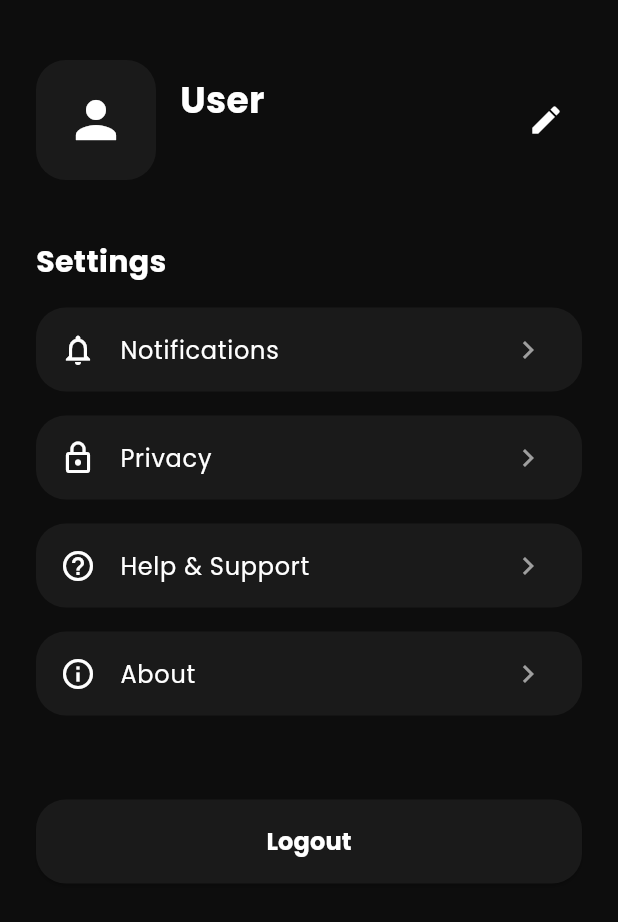
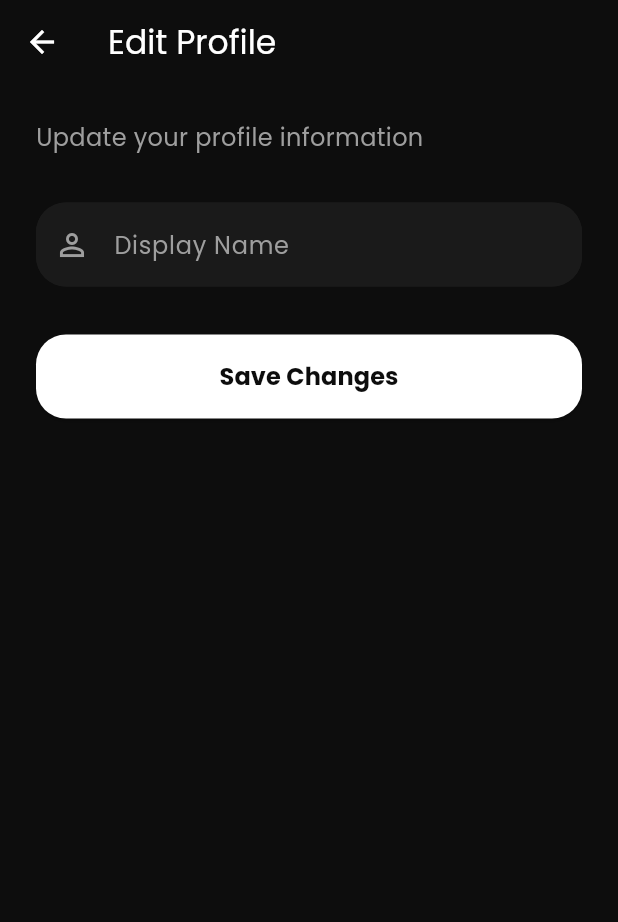
Before and after one commit to SECJ3623-MAP-24252/map-group-project-descent, a Flutter app: the ProfilePage screen opened by its route, after a tap on the "edit" icon, on a phone screen of 412 x 824 dp. Shown: the top 922 px of the screen. Run offline on Flutter 3.47's test engine with Material 3 defaults, Android fonts, the phone set to English and light mode, and no system bars; our stand-ins replace firebase_auth, firebase_core, google_sign_in; accounts and stored records are empty.

Commit message:
More profile page improvements

```diff
--- a/lib/pages/profile.dart
+++ b/lib/pages/profile.dart
@@ -100,7 +100,17 @@ class _ProfilePageState extends State<ProfilePage> {
                     ),
                     IconButton(
                       onPressed: () {
-                        // Placeholder for edit profile
+                        Navigator.push(
+                          context,
+                          MaterialPageRoute(
+                            builder: (context) => const EditProfilePage(),
+                          ),
+                        ).then((_) {
+                          // Refresh user data when returning from edit page
+                          setState(() {
+                            _user = _auth.currentUser;
+                          });
+                        });
                       },
                       icon: const Icon(
                         Icons.edit,
@@ -213,3 +223,156 @@ class _ProfilePageState extends State<ProfilePage> {
     );
   }
 }
+
+class EditProfilePage extends StatefulWidget {
+  const EditProfilePage({super.key});
+
+  @override
+  State<EditProfilePage> createState() => _EditProfilePageState();
+}
+
+class _EditProfilePageState extends State<EditProfilePage> {
+  final _formKey = GlobalKey<FormState>();
+  final _nameController = TextEditingController();
+  final _auth = FirebaseAuth.instance;
+  bool _isLoading = false;
+
+  @override
+  void initState() {
+    super.initState();
+    _nameController.text = _auth.currentUser?.displayName ?? '';
+  }
+
+  @override
+  void dispose() {
+    _nameController.dispose();
+    super.dispose();
+  }
+
+  Future<void> _updateProfile() async {
+    if (!_formKey.currentState!.validate()) return;
+
+    setState(() {
+      _isLoading = true;
+    });
+
+    try {
+      await _auth.currentUser?.updateDisplayName(_nameController.text);
+      if (mounted) {
+        ScaffoldMessenger.of(context).showSnackBar(
+          const SnackBar(
+            content: Text('Profile updated successfully'),
+            backgroundColor: Colors.green,
+          ),
+        );
+        Navigator.pop(context);
+      }
+    } catch (e) {
+      if (mounted) {
+        ScaffoldMessenger.of(context).showSnackBar(
+          SnackBar(
+            content: Text('Error updating profile: $e'),
+            backgroundColor: Colors.red,
+          ),
+        );
+      }
+    } finally {
+      if (mounted) {
+        setState(() {
+          _isLoading = false;
+        });
+      }
+    }
+  }
+
+  @override
+  Widget build(BuildContext context) {
+    return Scaffold(
+      backgroundColor: const Color(0xFF0D0D0D),
+      appBar: AppBar(
+        backgroundColor: Colors.transparent,
+        elevation: 0,
+        title: const Text(
+          'Edit Profile',
+          style: TextStyle(color: Colors.white),
+        ),
+        leading: IconButton(
+          icon: const Icon(Icons.arrow_back, color: Colors.white),
+          onPressed: () => Navigator.pop(context),
+        ),
+      ),
+      body: SafeArea(
+        child: Padding(
+          padding: const EdgeInsets.all(24.0),
+          child: Form(
+            key: _formKey,
+            child: Column(
+              crossAxisAlignment: CrossAxisAlignment.start,
+              children: [
+                const Text(
+                  'Update your profile information',
+                  style: TextStyle(
+                    color: Colors.grey,
+                    fontSize: 16,
+                  ),
+                ),
+                const SizedBox(height: 32),
+                Container(
+                  decoration: BoxDecoration(
+                    color: const Color(0xFF1A1A1A),
+                    borderRadius: BorderRadius.circular(20),
+                  ),
+                  child: TextFormField(
+                    controller: _nameController,
+                    style: const TextStyle(color: Colors.white),
+                    decoration: InputDecoration(
+                      hintText: "Display Name",
+                      hintStyle: const TextStyle(color: Colors.grey),
+                      prefixIcon: const Icon(Icons.person_outline, color: Colors.grey),
+                      border: OutlineInputBorder(
+                        borderRadius: BorderRadius.circular(20),
+                        borderSide: BorderSide.none,
+                      ),
+                      filled: true,
+                      fillColor: const Color(0xFF1A1A1A),
+                    ),
+                    validator: (value) {
+                      if (value == null || value.isEmpty) {
+                        return 'Please enter your name';
+                      }
+                      return null;
+                    },
+                  ),
+                ),
+                const SizedBox(height: 32),
+                SizedBox(
+                  width: double.infinity,
+                  height: 56,
+                  child: ElevatedButton(
+                    onPressed: _isLoading ? null : _updateProfile,
+                    style: ElevatedButton.styleFrom(
+                      backgroundColor: Colors.white,
+                      shape: RoundedRectangleBorder(
+                        borderRadius: BorderRadius.circular(20),
+                      ),
+                    ),
+                    child: _isLoading
+                        ? const CircularProgressIndicator(color: Color(0xFF0D0D0D))
+                        : const Text(
+                            "Save Changes",
+                            style: TextStyle(
+                              fontSize: 16,
+                              fontWeight: FontWeight.bold,
+                              color: Color(0xFF0D0D0D),
+                            ),
+                          ),
+                  ),
+                ),
+              ],
+            ),
+          ),
+        ),
+      ),
+    );
+  }
+}
```
